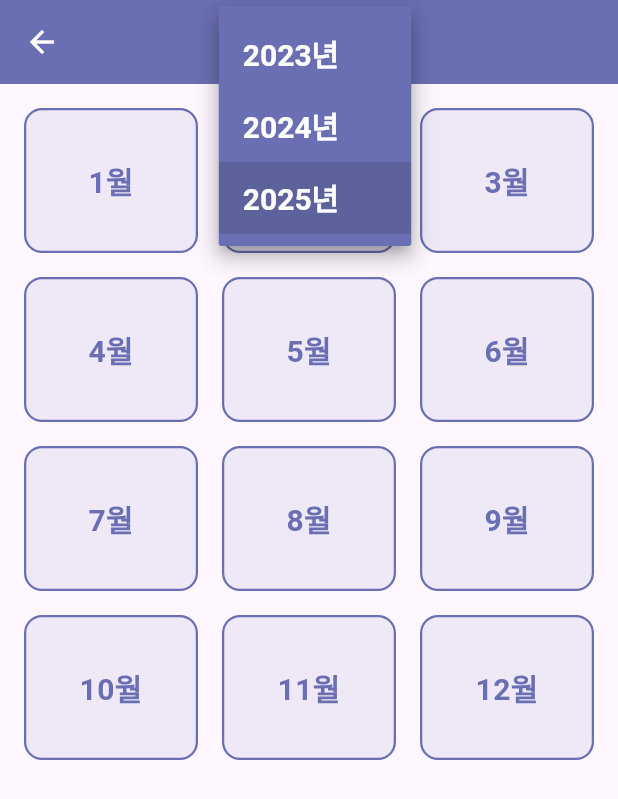
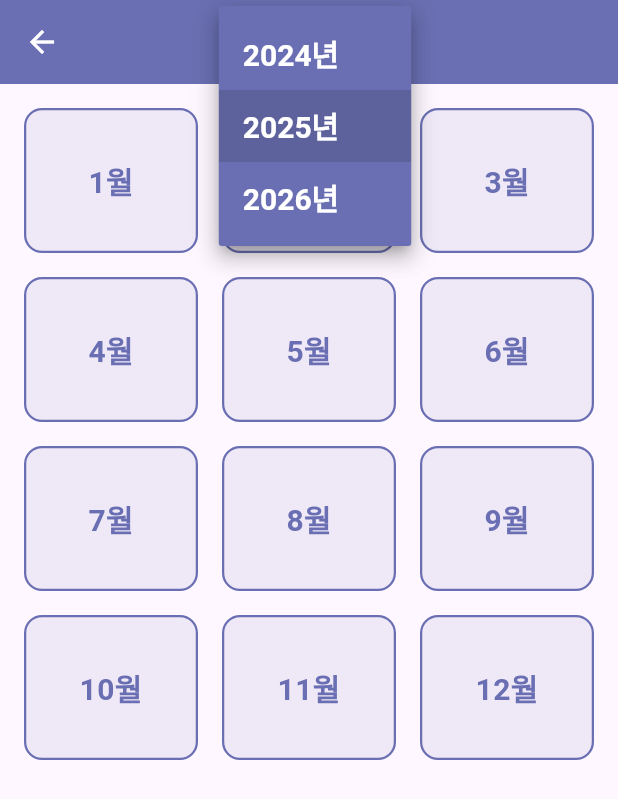
Before and after one commit to S-Calendar/temp_final, a Flutter app: the YearCalendarPage screen opened by its route, after a tap on "2025년", on a phone screen of 412 x 824 dp. Shown: the top 799 px of the screen. Run offline on Flutter 3.47's test engine with Material 3 defaults, Android fonts, the phone set to English and light mode, and no system bars; our stand-ins replace cloud_firestore, firebase_auth, firebase_core, flutter_dotenv, flutter_local_notifications, google_generative_ai and 3 more; accounts and stored records are empty.

Commit message:
Update year_page.dart

```diff
--- a/lib/pages/year_page.dart
+++ b/lib/pages/year_page.dart
@@ -1,3 +1,4 @@
+// year_page.dart
 import 'package:flutter/material.dart';
 
 class YearCalendarPage extends StatefulWidget {
@@ -8,9 +9,16 @@ class YearCalendarPage extends StatefulWidget {
 }
 
 class _YearCalendarPageState extends State<YearCalendarPage> {
-  int selectedYear = DateTime.now().year;
+  late int selectedYear;
+  late final List<int> selectableYears;
 
-  final List<int> selectableYears = [2023, 2024, 2025];
+  @override
+  void initState() {
+    super.initState();
+    final int currentYear = DateTime.now().year;
+    selectableYears = List.generate(3, (i) => currentYear - 1 + i);
+    selectedYear = DateTime.now().year;
+  }
 
   @override
   Widget build(BuildContext context) {
```
